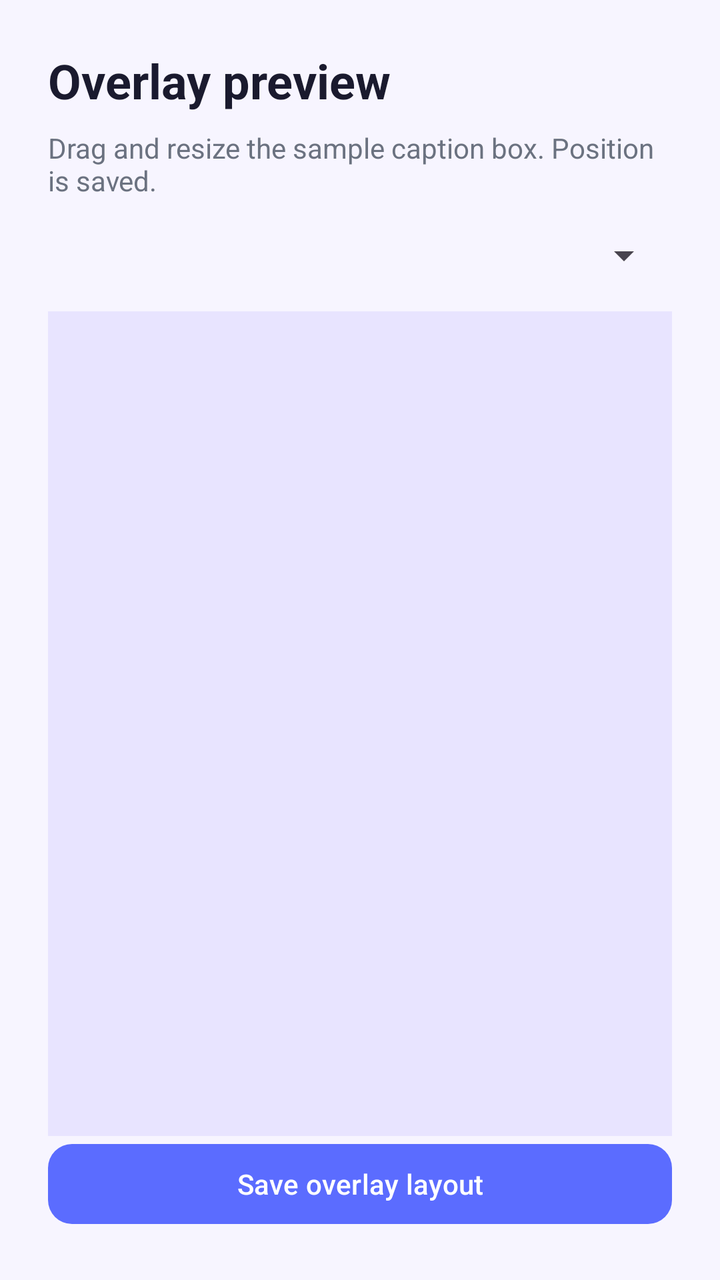
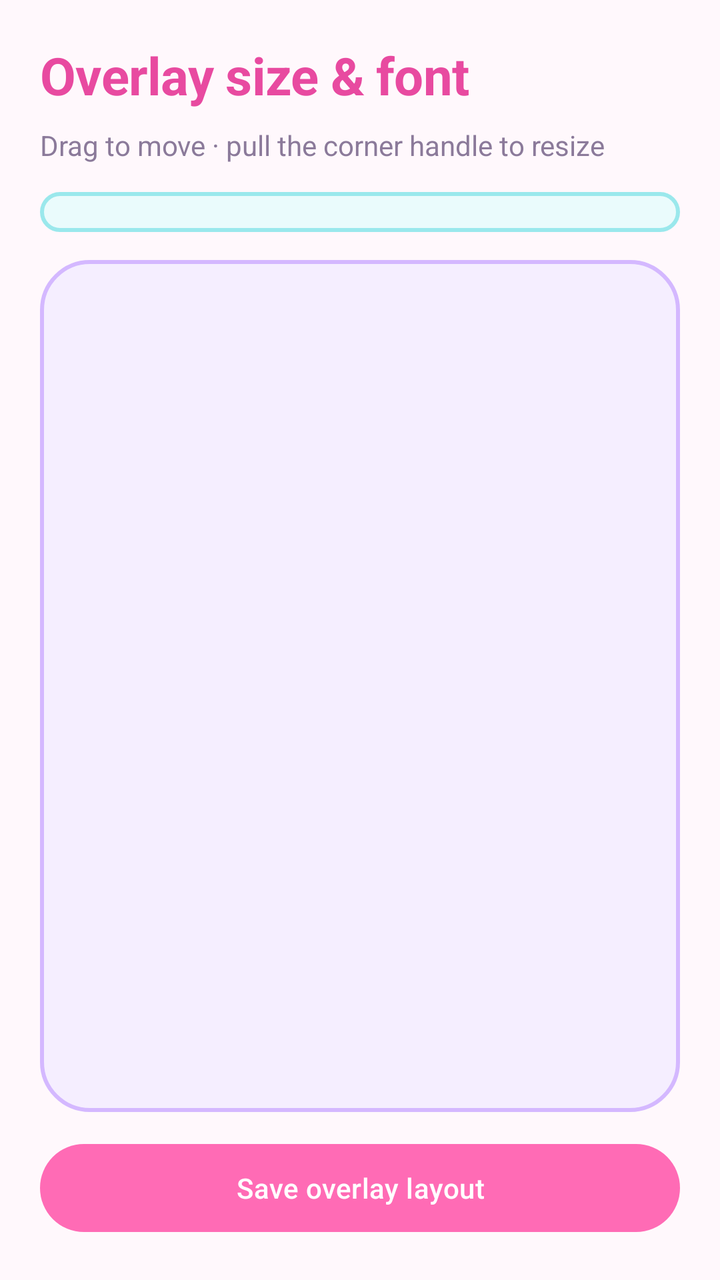

An Android layout rendered at two revisions. The XML below is the earlier revision; the diff shows what the commit changed to produce the second picture.
<!-- AndroidManifest.xml: application theme Theme.CaptionAction -->
<!-- res/layout/activity_overlay_preview.xml -->
<?xml version="1.0" encoding="utf-8"?>
<FrameLayout xmlns:android="http://schemas.android.com/apk/res/android"
    android:layout_width="match_parent"
    android:layout_height="match_parent"
    android:background="@color/ca_bg"
    android:padding="24dp">
    <LinearLayout
        android:layout_width="match_parent"
        android:layout_height="match_parent"
        android:orientation="vertical">
        <TextView
            style="@style/TextAppearance.CaptionAction.Title"
            android:layout_width="match_parent"
            android:layout_height="wrap_content"
            android:text="@string/overlay_preview" />
        <TextView
            android:layout_width="match_parent"
            android:layout_height="wrap_content"
            android:layout_marginTop="8dp"
            android:text="Drag and resize the sample caption box. Position is saved."
            android:textColor="@color/ca_muted" />
        <Spinner
            android:id="@+id/fontSpinner"
            android:layout_width="match_parent"
            android:layout_height="wrap_content"
            android:layout_marginTop="16dp" />
        <FrameLayout
            android:id="@+id/previewArea"
            android:layout_width="match_parent"
            android:layout_height="0dp"
            android:layout_weight="1"
            android:layout_marginTop="16dp"
            android:background="#E8E4FF" />
        <com.google.android.material.button.MaterialButton
            android:id="@+id/btnSavePreview"
            android:layout_width="match_parent"
            android:layout_height="wrap_content"
            android:text="Save overlay layout" />
    </LinearLayout>
</FrameLayout>
<!-- resources referenced by this layout -->
<resources>
  <color name="ca_bg">#F7F5FF</color>
  <color name="ca_muted">#6B7280</color>
  <string name="overlay_preview">Overlay preview</string>
  <style name="TextAppearance.CaptionAction.Title" parent="TextAppearance.Material3.HeadlineSmall">
          <item name="android:textColor">@color/ca_text</item>
          <item name="android:textStyle">bold</item>
      </style>
  <style name="Theme.CaptionAction" parent="Theme.Material3.Light.NoActionBar">
          <item name="colorPrimary">@color/ca_primary</item>
          <item name="colorPrimaryDark">@color/ca_primary_dark</item>
          <item name="colorAccent">@color/ca_accent</item>
          <item name="android:statusBarColor">@color/ca_primary</item>
          <item name="android:navigationBarColor">@color/ca_bg</item>
          <item name="android:windowBackground">@color/ca_bg</item>
          <item name="materialButtonStyle">@style/Widget.CaptionAction.Button</item>
      </style>
  <color name="ca_text">#1A1A2E</color>
  <color name="ca_primary">#5B6CFF</color>
  <color name="ca_primary_dark">#3D4AD1</color>
  <color name="ca_accent">#FF8FAB</color>
  <style name="Widget.CaptionAction.Button" parent="Widget.Material3.Button">
          <item name="cornerRadius">12dp</item>
      </style>
</resources>

<!-- the commit's change to res/layout/activity_overlay_preview.xml (unified diff, before → after) -->
@@ -1,40 +1,45 @@
 <?xml version="1.0" encoding="utf-8"?>
-<FrameLayout xmlns:android="http://schemas.android.com/apk/res/android"
+<LinearLayout xmlns:android="http://schemas.android.com/apk/res/android"
     android:layout_width="match_parent"
     android:layout_height="match_parent"
+    android:orientation="vertical"
     android:background="@color/ca_bg"
-    android:padding="24dp">
-    <LinearLayout
+    android:padding="20dp">
+
+    <TextView
+        style="@style/TextAppearance.CaptionAction.Title"
         android:layout_width="match_parent"
-        android:layout_height="match_parent"
-        android:orientation="vertical">
-        <TextView
-            style="@style/TextAppearance.CaptionAction.Title"
-            android:layout_width="match_parent"
-            android:layout_height="wrap_content"
-            android:text="@string/overlay_preview" />
-        <TextView
-            android:layout_width="match_parent"
-            android:layout_height="wrap_content"
-            android:layout_marginTop="8dp"
-            android:text="Drag and resize the sample caption box. Position is saved."
-            android:textColor="@color/ca_muted" />
-        <Spinner
-            android:id="@+id/fontSpinner"
-            android:layout_width="match_parent"
-            android:layout_height="wrap_content"
-            android:layout_marginTop="16dp" />
-        <FrameLayout
-            android:id="@+id/previewArea"
-            android:layout_width="match_parent"
-            android:layout_height="0dp"
-            android:layout_weight="1"
-            android:layout_marginTop="16dp"
-            android:background="#E8E4FF" />
-        <com.google.android.material.button.MaterialButton
-            android:id="@+id/btnSavePreview"
-            android:layout_width="match_parent"
-            android:layout_height="wrap_content"
-            android:text="Save overlay layout" />
-    </LinearLayout>
-</FrameLayout>
+        android:layout_height="wrap_content"
+        android:text="@string/overlay_preview"
+        android:textSize="26sp" />
+
+    <TextView
+        android:layout_width="match_parent"
+        android:layout_height="wrap_content"
+        android:layout_marginTop="8dp"
+        android:text="@string/resize_hint"
+        android:textColor="@color/ca_muted" />
+
+    <Spinner
+        android:id="@+id/fontSpinner"
+        android:layout_width="match_parent"
+        android:layout_height="wrap_content"
+        android:layout_marginTop="14dp"
+        android:background="@drawable/bg_card_cyan"
+        android:padding="10dp" />
+
+    <FrameLayout
+        android:id="@+id/previewArea"
+        android:layout_width="match_parent"
+        android:layout_height="0dp"
+        android:layout_weight="1"
+        android:layout_marginTop="14dp"
+        android:background="@drawable/bg_card_lavender" />
+
+    <com.google.android.material.button.MaterialButton
+        android:id="@+id/btnSavePreview"
+        android:layout_width="match_parent"
+        android:layout_height="wrap_content"
+        android:layout_marginTop="12dp"
+        android:text="Save overlay layout" />
+</LinearLayout>
<!-- resource entries referenced after the edit -->
@@ -1,27 +1,66 @@
 <!-- resources referenced by this layout -->
 <resources>
-  <color name="ca_bg">#F7F5FF</color>
-  <color name="ca_muted">#6B7280</color>
-  <string name="overlay_preview">Overlay preview</string>
+  <color name="ca_bg">#FFF8FC</color>
+  <color name="ca_muted">#8B7A9A</color>
+  <!-- drawable bg_card_cyan (drawable) -->
+  <?xml version="1.0" encoding="utf-8"?>
+  <shape xmlns:android="http://schemas.android.com/apk/res/android" android:shape="rectangle">
+      <solid android:color="@color/ca_card_cyan" />
+      <corners android:radius="24dp" />
+      <stroke android:width="2dp" android:color="#9AE8EC" />
+  </shape>
+  <!-- drawable bg_card_lavender (drawable) -->
+  <?xml version="1.0" encoding="utf-8"?>
+  <shape xmlns:android="http://schemas.android.com/apk/res/android" android:shape="rectangle">
+      <solid android:color="@color/ca_card_lavender" />
+      <corners android:radius="24dp" />
+      <stroke android:width="2dp" android:color="#D4B8FF" />
+  </shape>
+  <string name="overlay_preview">Overlay size &amp; font</string>
+  <string name="resize_hint">Drag to move · pull the corner handle to resize</string>
   <style name="TextAppearance.CaptionAction.Title" parent="TextAppearance.Material3.HeadlineSmall">
-          <item name="android:textColor">@color/ca_text</item>
+          <item name="android:textColor">@color/ca_primary_dark</item>
           <item name="android:textStyle">bold</item>
+          <item name="android:letterSpacing">-0.01</item>
       </style>
   <style name="Theme.CaptionAction" parent="Theme.Material3.Light.NoActionBar">
           <item name="colorPrimary">@color/ca_primary</item>
           <item name="colorPrimaryDark">@color/ca_primary_dark</item>
+          <item name="colorPrimaryContainer">@color/ca_pink_soft</item>
+          <item name="colorSecondary">@color/ca_cyan</item>
+          <item name="colorSecondaryContainer">@color/ca_cyan_soft</item>
+          <item name="colorTertiary">@color/ca_accent</item>
           <item name="colorAccent">@color/ca_accent</item>
           <item name="android:statusBarColor">@color/ca_primary</item>
           <item name="android:navigationBarColor">@color/ca_bg</item>
           <item name="android:windowBackground">@color/ca_bg</item>
+          <item name="android:textColorPrimary">@color/ca_text</item>
           <item name="materialButtonStyle">@style/Widget.CaptionAction.Button</item>
+          <item name="materialCardViewStyle">@style/Widget.CaptionAction.Card</item>
       </style>
-  <color name="ca_text">#1A1A2E</color>
-  <color name="ca_primary">#5B6CFF</color>
-  <color name="ca_primary_dark">#3D4AD1</color>
-  <color name="ca_accent">#FF8FAB</color>
+  <color name="ca_card_cyan">#EAFBFC</color>
+  <color name="ca_card_lavender">#F5EEFF</color>
+  <color name="ca_text">#2D2140</color>
+  <color name="ca_primary">#FF6BB5</color>
+  <color name="ca_pink_soft">#FFE0F0</color>
+  <color name="ca_cyan">#5CE1E6</color>
+  <color name="ca_cyan_soft">#D6F7F9</color>
+  <color name="ca_primary_dark">#E84AA0</color>
+  <color name="ca_accent">#FFD166</color>
   <style name="Widget.CaptionAction.Button" parent="Widget.Material3.Button">
-          <item name="cornerRadius">12dp</item>
+          <item name="cornerRadius">28dp</item>
+          <item name="backgroundTint">@color/ca_primary</item>
+          <item name="android:textColor">@color/ca_white</item>
+          <item name="android:minHeight">52dp</item>
+          <item name="android:textAllCaps">false</item>
+          <item name="android:letterSpacing">0.01</item>
       </style>
+  <style name="Widget.CaptionAction.Card" parent="Widget.Material3.CardView.Elevated">
+          <item name="cardCornerRadius">24dp</item>
+          <item name="cardElevation">4dp</item>
+          <item name="cardBackgroundColor">@color/ca_surface</item>
+      </style>
+  <color name="ca_white">#FFFFFF</color>
+  <color name="ca_surface">#FFFFFF</color>
 </resources>
 
